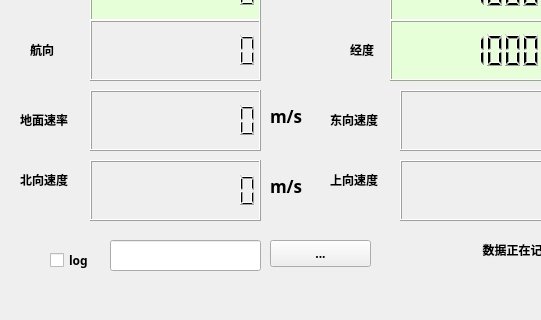
This is mainwindow.ui in sensarliar/gps_test as Qt 5 draws it before an edit; both pictures show x 0 to 541 and y 160 to 480 of the 640 by 480 pixel window. The edited form follows.
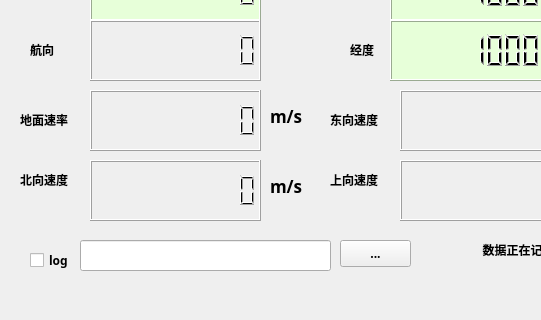
This is the edited form. Icons and pictures are not drawn.

Commit message: fix the gettime of day,add the time stamp

```diff
--- a/mainwindow.ui
+++ b/mainwindow.ui
@@ -153,7 +153,7 @@
    <widget class="QCheckBox" name="m_enableLoggingCb">
     <property name="geometry">
      <rect>
-      <x>50</x>
+      <x>30</x>
       <y>410</y>
       <width>61</width>
       <height>21</height>
@@ -169,9 +169,9 @@
    <widget class="QLineEdit" name="m_logFileLe">
     <property name="geometry">
      <rect>
-      <x>110</x>
+      <x>80</x>
       <y>400</y>
-      <width>151</width>
+      <width>251</width>
       <height>31</height>
      </rect>
     </property>
@@ -179,9 +179,9 @@
    <widget class="QPushButton" name="m_logFileFileDialog">
     <property name="geometry">
      <rect>
-      <x>270</x>
+      <x>340</x>
       <y>400</y>
-      <width>101</width>
+      <width>71</width>
       <height>27</height>
      </rect>
     </property>
```
The commit also changes 2 other files.
